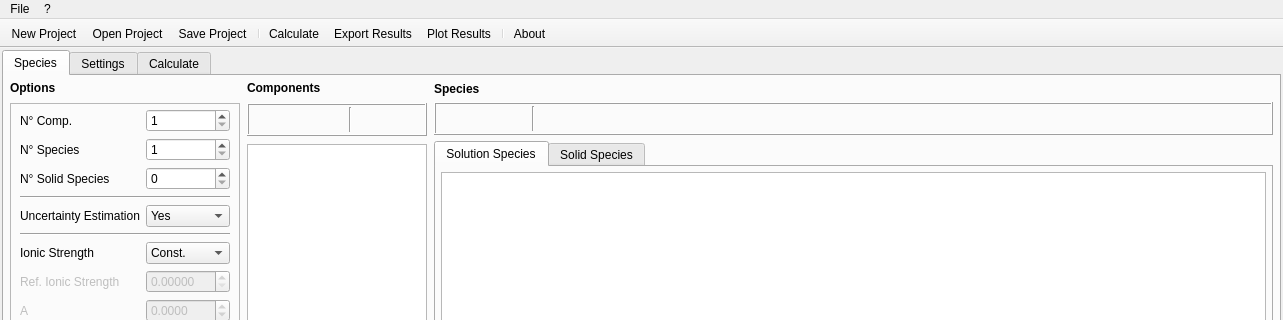
Before: the Qt Designer form src/main/python/pyes/ui/PyES_main.ui in Kastakin/PyES, drawn with Qt 5; both pictures show x 0 to 1283 and y 0 to 320 of the 1283 by 778 pixel window.
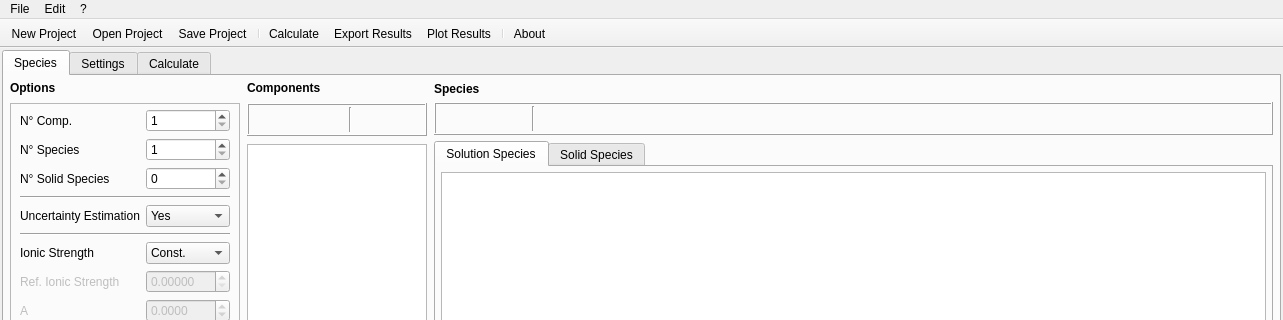
After: the same form once the commit is applied. Icons and pictures are not drawn.

```diff
--- a/src/main/python/pyes/ui/PyES_main.ui
+++ b/src/main/python/pyes/ui/PyES_main.ui
@@ -2055,7 +2055,15 @@
     <addaction name="actionAbout"/>
     <addaction name="actionAbout_Qt"/>
    </widget>
+   <widget class="QMenu" name="menuEdit">
+    <property name="title">
+     <string>Edit</string>
+    </property>
+    <addaction name="actionUndo"/>
+    <addaction name="actionRedo"/>
+   </widget>
    <addaction name="menuFile"/>
+   <addaction name="menuEdit"/>
    <addaction name="menuHelp"/>
   </widget>
   <widget class="QStatusBar" name="statusbar"/>
```
Left out of the diff: 88 changed lines with no effect on the pictures.
